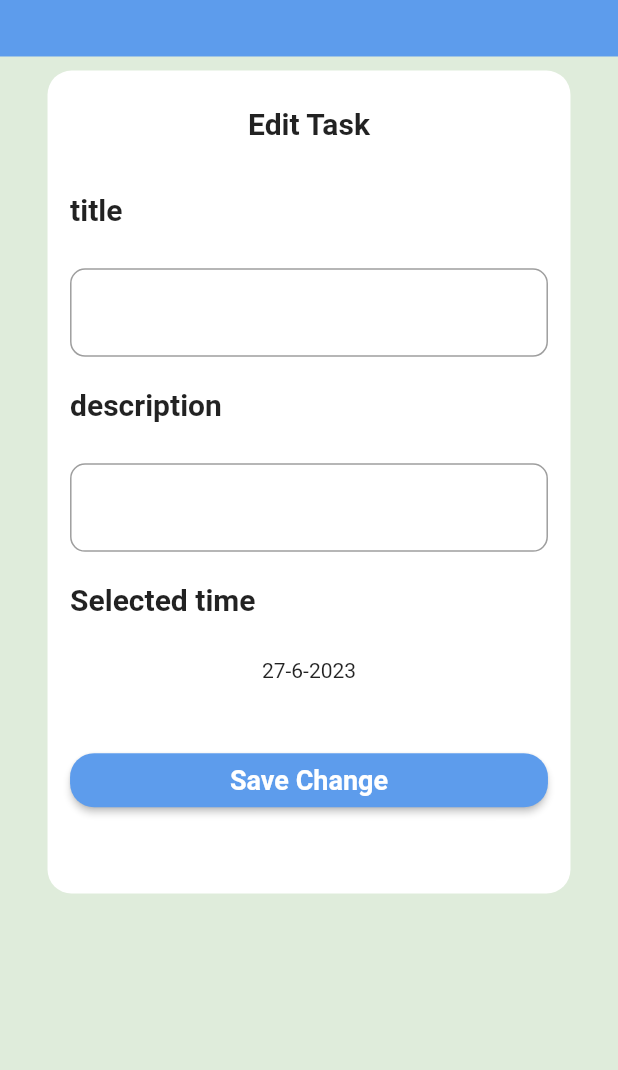
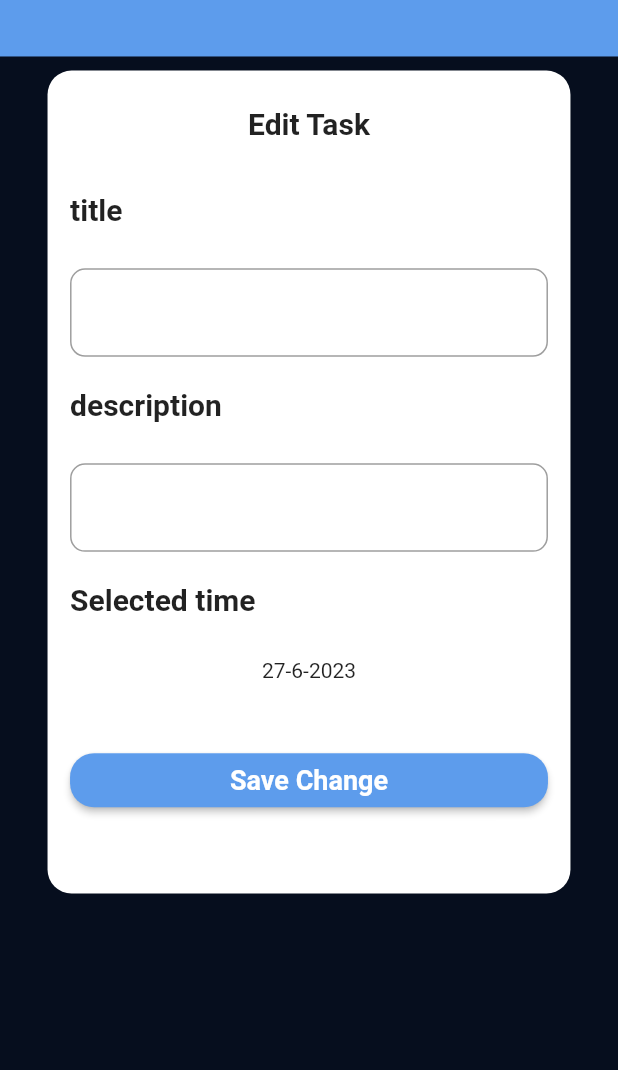
Before and after one commit to mohamedAlaa-CS/todo_c9, a Flutter app: the UpdateView screen opened directly with empty values, on a phone screen of 412 x 824 dp, the part 166-1236 px from its top. Run offline on Flutter 3.47's test engine with Material 2 defaults, Android fonts, the phone set to English and light mode, and no system bars; our stand-ins replace calendar_timeline, cloud_firestore, firebase_core, flutter_slidable, google_fonts; accounts and stored records are empty.

```diff
--- a/lib/core/my_theme.dart
+++ b/lib/core/my_theme.dart
@@ -6,7 +6,7 @@ class Apptheme
   static ThemeData lightTheme = ThemeData(
     primaryColor:primaryColor,
     scaffoldBackgroundColor:const Color(0xFFDFECDB),
-    appBarTheme: AppBarTheme(
+    appBarTheme:const AppBarTheme(
       elevation: 0,
       color: primaryColor,
       centerTitle: false,
@@ -15,7 +15,26 @@ class Apptheme
         fontWeight: FontWeight.bold
       ),
     ),
-    bottomNavigationBarTheme: BottomNavigationBarThemeData(
+    bottomNavigationBarTheme:const BottomNavigationBarThemeData(
+      backgroundColor: Colors.transparent,
+      elevation: 0,
+      showSelectedLabels: false,
+      showUnselectedLabels: false,
+      selectedIconTheme: IconThemeData(
+        color: primaryColor,
+        size: 30
+      ),
+      unselectedIconTheme: IconThemeData(
+        color: Colors.grey,
+        size: 30,
+      ),
+
+    )
+  );
+  static ThemeData darkTheme = ThemeData(
+    scaffoldBackgroundColor:const  Color(0xff060E1E),
+    bottomAppBarTheme:const BottomAppBarTheme(color: Color(0xff141922)),
+    bottomNavigationBarTheme:const BottomNavigationBarThemeData(
       backgroundColor: Colors.transparent,
       elevation: 0,
       showSelectedLabels: false,
--- a/lib/main.dart
+++ b/lib/main.dart
@@ -1,5 +1,7 @@
 import 'package:flutter/material.dart';
+import 'package:provider/provider.dart';
 import 'package:todo_app/core/my_theme.dart';
+import 'package:todo_app/core/provider/my_provider.dart';
 import 'package:todo_app/views/update/update_view.dart';
 
 import 'layout/home_layout.dart';
@@ -14,7 +16,9 @@ void main() async {
     options: DefaultFirebaseOptions.currentPlatform,
   );
 
-  runApp(const MyApp());
+  runApp(ChangeNotifierProvider<MyProvider>(
+    create: (BuildContext context) => MyProvider(),
+    child: const MyApp()));
 }
 
 class MyApp extends StatelessWidget {
@@ -26,7 +30,8 @@ class MyApp extends StatelessWidget {
     return MaterialApp(
       debugShowCheckedModeBanner: false,
       theme: Apptheme.lightTheme,
-      themeMode: ThemeMode.light,
+      darkTheme: Apptheme.darkTheme,
+      themeMode: ThemeMode.dark,
       initialRoute: SplashView.routeName,
       routes: {
         SplashView.routeName: (context) => SplashView(),
--- a/pubspec.yaml
+++ b/pubspec.yaml
@@ -40,6 +40,7 @@ dependencies:
   firebase_core: ^2.15.1
   cloud_firestore: ^4.9.0
   flutter_slidable: ^3.0.0
+  provider: ^6.0.5
 
 dev_dependencies:
   flutter_test:
```
Also changed, not shown: pubspec.lock.
